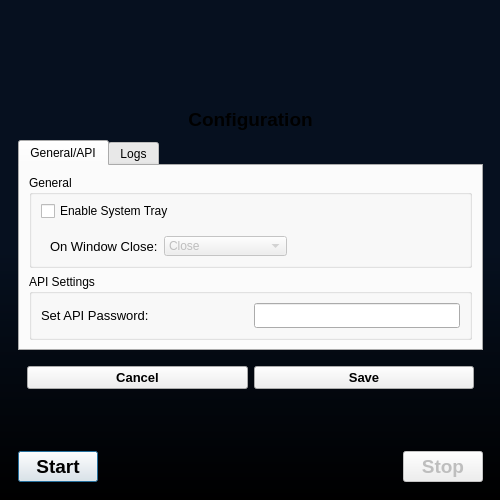
Before: the Qt Designer form src/ui/MainWindow.ui in bitcap-co/bitcap-ipr, drawn with Qt 5.
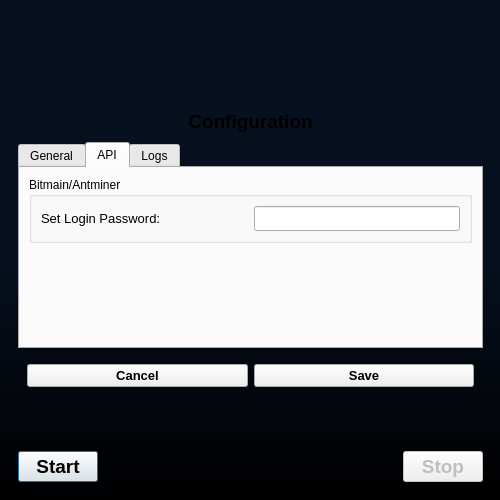
After: the same form once the commit is applied. The open tabs and pages were chosen to show the change.

Commit message: create api tab

The edit to the form file:
```diff
--- a/src/ui/MainWindow.ui
+++ b/src/ui/MainWindow.ui
@@ -240,7 +240,7 @@
            </property>
            <widget class="QWidget" name="general">
             <attribute name="title">
-             <string>General/API</string>
+             <string>General</string>
             </attribute>
             <attribute name="toolTip">
              <string>General and API settings</string>
@@ -329,9 +329,32 @@
               </widget>
              </item>
              <item>
+              <spacer name="verticalSpacer_4">
+               <property name="orientation">
+                <enum>Qt::Vertical</enum>
+               </property>
+               <property name="sizeHint" stdset="0">
+                <size>
+                 <width>20</width>
+                 <height>40</height>
+                </size>
+               </property>
+              </spacer>
+             </item>
+            </layout>
+           </widget>
+           <widget class="QWidget" name="api">
+            <attribute name="title">
+             <string>API</string>
+            </attribute>
+            <attribute name="toolTip">
+             <string>API Settings</string>
+            </attribute>
+            <layout class="QVBoxLayout" name="verticalLayout_6">
+             <item>
               <widget class="QGroupBox" name="iprAPI">
                <property name="title">
-                <string>API Settings</string>
+                <string>Bitmain/Antminer</string>
                </property>
                <layout class="QHBoxLayout" name="horizontalLayout">
                 <item>
@@ -342,7 +365,7 @@
                    </font>
                   </property>
                   <property name="text">
-                   <string>Set API Password:</string>
+                   <string>Set Login Password:</string>
                   </property>
                   <property name="StyleClass" stdset="0">
                    <string>setText</string>
@@ -379,6 +402,19 @@
                </layout>
               </widget>
              </item>
+             <item>
+              <spacer name="verticalSpacer_3">
+               <property name="orientation">
+                <enum>Qt::Vertical</enum>
+               </property>
+               <property name="sizeHint" stdset="0">
+                <size>
+                 <width>20</width>
+                 <height>40</height>
+                </size>
+               </property>
+              </spacer>
+             </item>
             </layout>
            </widget>
            <widget class="QWidget" name="logs">
```
Left out of the diff: 11 changed lines with no effect on the pictures. The commit also changes 1 other file.
